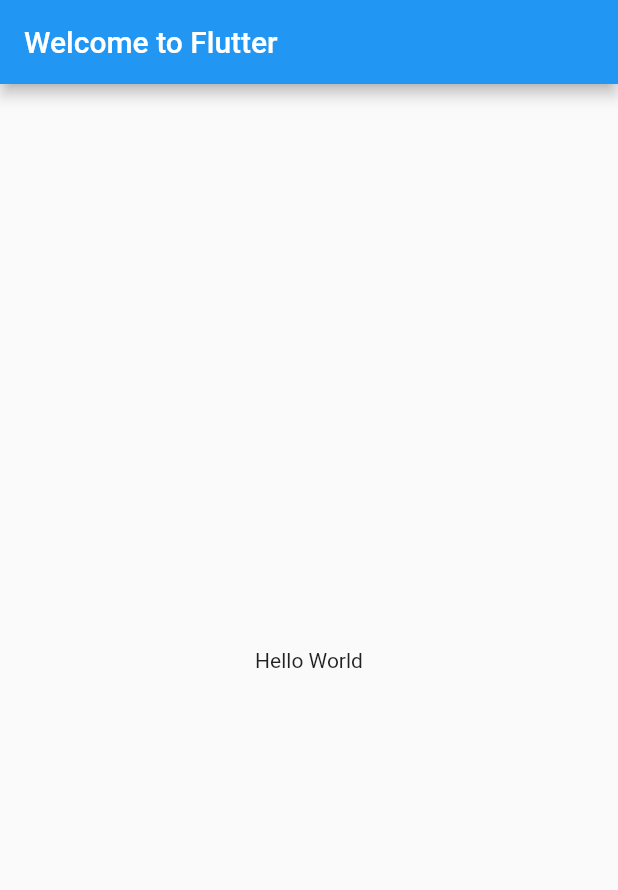
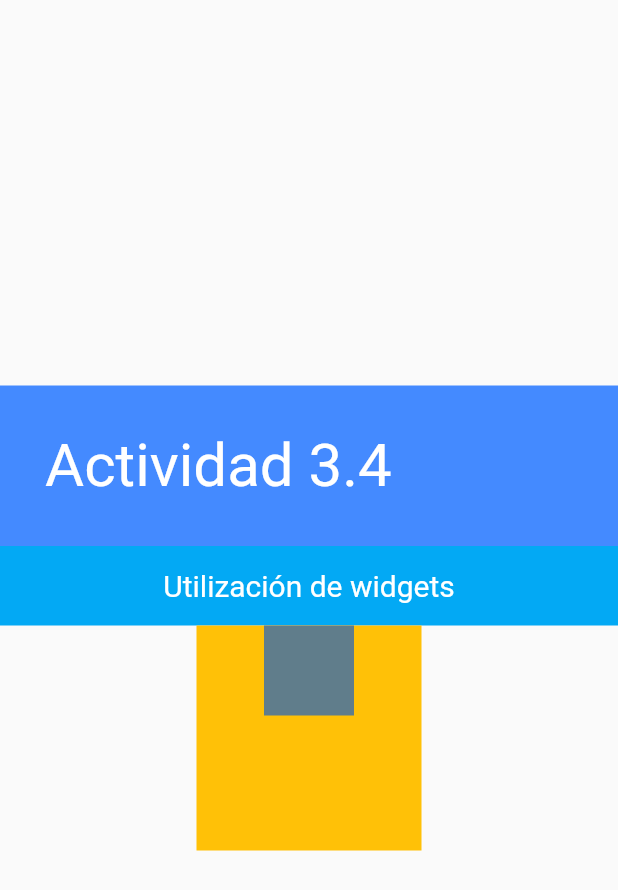
Before and after one commit to C4rL05cc/app_Nueva, a Flutter app: the screen it shows after launch, on a phone screen of 412 x 824 dp. Shown: the top 890 px of the screen. Run offline on Flutter 3.47's test engine with Material 2 defaults, Android fonts, the phone set to English and light mode, and no system bars.

Commit message:
actividad 3.4

```diff
--- a/lib/main.dart
+++ b/lib/main.dart
@@ -1,3 +1,5 @@
+import 'dart:ui';
+
 import 'package:flutter/material.dart';
 
 void main() {
@@ -11,14 +13,58 @@ class MyApp extends StatelessWidget {
   @override
   Widget build(BuildContext context) {
     return MaterialApp(
-      title: 'Welcome to Flutter',
+      title: 'LDSW',
       home: Scaffold(
-        appBar: AppBar(
-          title: const Text('Welcome to Flutter'),
-        ),
-        body: const Center(
-          child: Text('Hello World'),
-        ),
+             body: Column(
+               mainAxisAlignment: MainAxisAlignment.center,
+               crossAxisAlignment: CrossAxisAlignment.center,
+               children: [
+                 Container(
+                   color: Colors.blueAccent,
+                   padding: EdgeInsets.all(30),
+                   child: Row(
+                     children: [
+                       Text('Actividad 3.4', style: TextStyle(
+                         fontSize: 40,
+                         color: Colors.white
+                       )),
+                     ],
+                   ),
+                 ),
+                 Container(
+                   color: Colors.lightBlue,
+                   padding: EdgeInsets.all(15),
+                   child: Row(
+                     mainAxisAlignment: MainAxisAlignment.center,
+                     children: [
+                       Text('Utilización de widgets', style: TextStyle(
+                           fontSize: 20,
+                           color: Colors.white
+                       )),
+                     ],
+                   ),
+                 ),
+                 Stack(
+                   alignment: Alignment.topCenter,
+                   children: [
+                     Container(
+                       color: Colors.amber,
+                       child: SizedBox(
+                         height: 150,
+                         width: 150,
+                       ),
+                     ),
+                     Container(
+                       color: Colors.blueGrey,
+                       child: SizedBox(
+                         height: 60,
+                         width: 60,
+                       ),
+                     )
+                   ],
+                 )
+               ],
+             ),
       ),
     );
   }
```
